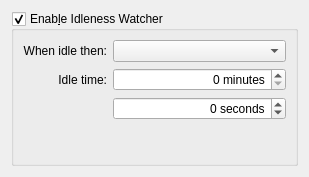
The window that config/idlenesswatchersettings.ui (lxqt/lxqt-powermanagement) describes before a commit, drawn with Qt 5.
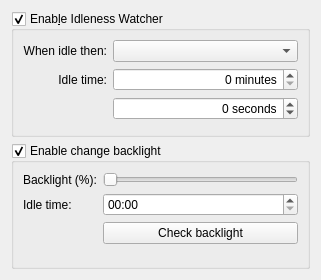
The same window after the commit.

Commit message: Change the backlight of display when the computer is idle.

```diff
--- a/config/idlenesswatchersettings.ui
+++ b/config/idlenesswatchersettings.ui
@@ -6,8 +6,8 @@
    <rect>
     <x>0</x>
     <y>0</y>
-    <width>309</width>
-    <height>177</height>
+    <width>321</width>
+    <height>280</height>
    </rect>
   </property>
   <layout class="QVBoxLayout" name="verticalLayout">
@@ -93,6 +93,62 @@
      </layout>
     </widget>
    </item>
+   <item>
+    <widget class="QGroupBox" name="idlenessBacklightWatcherGroupBox">
+     <property name="title">
+      <string>Enable change backlight</string>
+     </property>
+     <property name="checkable">
+      <bool>true</bool>
+     </property>
+     <layout class="QFormLayout" name="formLayout_2">
+      <item row="1" column="0">
+       <widget class="QLabel" name="backlightLabel">
+        <property name="text">
+         <string>Backlight (%):</string>
+        </property>
+       </widget>
+      </item>
+      <item row="1" column="1">
+       <widget class="QSlider" name="backlightSlider">
+        <property name="maximum">
+         <number>100</number>
+        </property>
+        <property name="pageStep">
+         <number>1</number>
+        </property>
+        <property name="orientation">
+         <enum>Qt::Horizontal</enum>
+        </property>
+       </widget>
+      </item>
+      <item row="2" column="0">
+       <widget class="QLabel" name="idleTimeBacklightLabel">
+        <property name="text">
+         <string>Idle time:</string>
+        </property>
+       </widget>
+      </item>
+      <item row="2" column="1">
+       <widget class="QTimeEdit" name="idleTimeBacklightTimeEdit">
+        <property name="toolTip">
+         <string>Minutes:Seconds</string>
+        </property>
+        <property name="displayFormat">
+         <string>mm:ss</string>
+        </property>
+       </widget>
+      </item>
+      <item row="3" column="1">
+       <widget class="QPushButton" name="checkBacklightButton">
+        <property name="text">
+         <string>Check backlight</string>
+        </property>
+       </widget>
+      </item>
+     </layout>
+    </widget>
+   </item>
   </layout>
  </widget>
  <resources/>
```
The commit also changes 6 other files.
